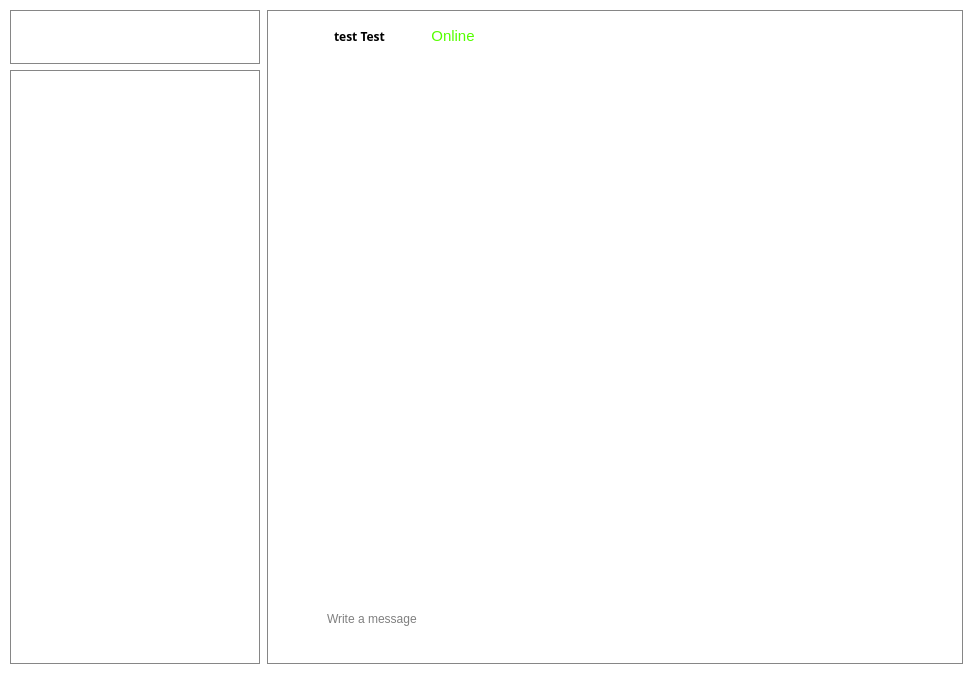
This is src/chatwindow.ui in aligrand/Zapchat as Qt 5 draws it before an edit. The edited form follows.
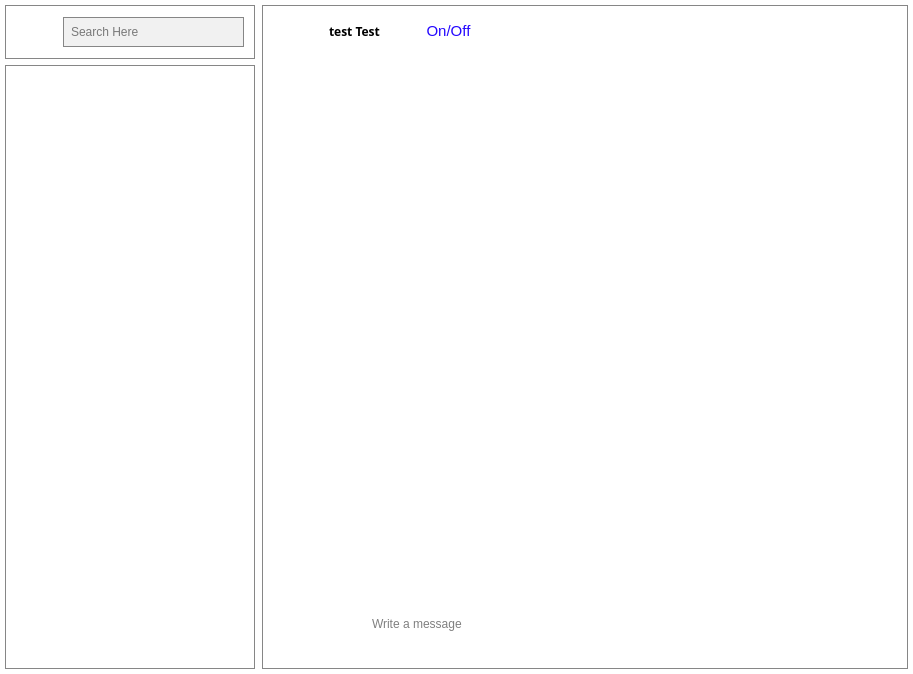
This is the edited form. Icons and pictures are not drawn.

What changed in the file:
```diff
--- a/src/chatwindow.ui
+++ b/src/chatwindow.ui
@@ -6,7 +6,7 @@
    <rect>
     <x>0</x>
     <y>0</y>
-    <width>973</width>
+    <width>913</width>
     <height>674</height>
    </rect>
   </property>
@@ -22,22 +22,22 @@
   </property>
   <layout class="QGridLayout" name="gridLayout">
    <property name="leftMargin">
-    <number>10</number>
+    <number>5</number>
    </property>
    <property name="topMargin">
-    <number>10</number>
+    <number>5</number>
    </property>
    <property name="rightMargin">
-    <number>10</number>
+    <number>5</number>
    </property>
    <property name="bottomMargin">
-    <number>10</number>
+    <number>5</number>
    </property>
    <property name="horizontalSpacing">
     <number>7</number>
    </property>
    <item row="1" column="0">
-    <widget class="QWidget" name="items_panel" native="true">
+    <widget class="QWidget" name="room_panel" native="true">
      <property name="sizePolicy">
       <sizepolicy hsizetype="Expanding" vsizetype="Preferred">
        <horstretch>0</horstretch>
@@ -61,6 +61,28 @@
 border-width: 1px;
 border-color: rgb(134, 134, 134);</string>
      </property>
+     <layout class="QVBoxLayout" name="verticalLayout_2">
+      <property name="leftMargin">
+       <number>5</number>
+      </property>
+      <property name="topMargin">
+       <number>5</number>
+      </property>
+      <property name="rightMargin">
+       <number>5</number>
+      </property>
+      <property name="bottomMargin">
+       <number>5</number>
+      </property>
+      <item>
+       <widget class="QListWidget" name="listWidget_2">
+        <property name="styleSheet">
+         <string notr="true">border-width:0px;
+</string>
+        </property>
+       </widget>
+      </item>
+     </layout>
     </widget>
    </item>
    <item row="0" column="0">
@@ -96,7 +118,7 @@
        <number>2</number>
       </property>
       <property name="rightMargin">
-       <number>2</number>
+       <number>11</number>
       </property>
       <property name="bottomMargin">
        <number>2</number>
@@ -130,64 +152,26 @@
        </widget>
       </item>
       <item>
-       <widget class="QPushButton" name="roomsButton">
-        <property name="sizePolicy">
-         <sizepolicy hsizetype="Minimum" vsizetype="Preferred">
-          <horstretch>0</horstretch>
-          <verstretch>0</verstretch>
-         </sizepolicy>
-        </property>
-        <property name="styleSheet">
-         <string notr="true">QPushButton {
-	border-style: solid;
-	border-width: 0px;
-	border-radius: 10px;
-	width: 50px;
-	height: 50px;
-}
-
-QPushButton:hover {
-	
-	background-color: rgb(190, 190, 190);
-}</string>
-        </property>
-        <property name="icon">
-         <iconset>
-          <normaloff>../res/icon/room_icon.png</normaloff>../res/icon/room_icon.png</iconset>
-        </property>
-       </widget>
-      </item>
-      <item>
-       <widget class="QPushButton" name="searchButton">
-        <property name="sizePolicy">
-         <sizepolicy hsizetype="Minimum" vsizetype="Preferred">
-          <horstretch>0</horstretch>
-          <verstretch>0</verstretch>
-         </sizepolicy>
-        </property>
+       <widget class="QLineEdit" name="lineEdit">
         <property name="minimumSize">
          <size>
           <width>0</width>
-          <height>0</height>
+          <height>30</height>
          </size>
         </property>
         <property name="styleSheet">
-         <string notr="true">QPushButton {
-	border-style: solid;
-	border-width: 0px;
-	border-radius: 10px;
-	width: 50px;
-	height: 50px;
-}
-
-QPushButton:hover {
-	
-	background-color: rgb(190, 190, 190);
-}</string>
+         <string notr="true">padding-left:5px;
+background-color: rgb(241, 241, 241);
+vorder-width:0px;</string>
         </property>
-        <property name="icon">
-         <iconset>
-          <normaloff>../res/icon/search_icon.png</normaloff>../res/icon/search_icon.png</iconset>
+        <property name="frame">
+         <bool>true</bool>
+        </property>
+        <property name="cursorPosition">
+         <number>0</number>
+        </property>
+        <property name="placeholderText">
+         <string>Search Here</string>
         </property>
        </widget>
       </item>
@@ -351,12 +335,12 @@
             </font>
            </property>
            <property name="styleSheet">
-            <string notr="true">color: rgb(85, 255, 0);
+            <string notr="true">color: rgb(36, 7, 255);
 
 border-width:0px;</string>
            </property>
            <property name="text">
-            <string>Online</string>
+            <string>On/Off</string>
            </property>
            <property name="alignment">
             <set>Qt::AlignCenter</set>
@@ -456,13 +440,7 @@
        </widget>
       </item>
       <item>
-       <widget class="QListView" name="listView">
-        <property name="minimumSize">
-         <size>
-          <width>500</width>
-          <height>0</height>
-         </size>
-        </property>
+       <widget class="QListWidget" name="listWidget">
         <property name="styleSheet">
          <string notr="true">border-width:0px;
 </string>
@@ -516,6 +494,38 @@
          <property name="bottomMargin">
           <number>10</number>
          </property>
+         <item>
+          <widget class="QPushButton" name="pushButton_2">
+           <property name="maximumSize">
+            <size>
+             <width>50</width>
+             <height>50</height>
+            </size>
+           </property>
+           <property name="toolTip">
+            <string>&lt;html&gt;&lt;head/&gt;&lt;body&gt;&lt;p&gt;&lt;span style=&quot; font-weight:600;&quot;&gt;Forward: &lt;/span&gt;&amp;quot;&amp;quot;&lt;/p&gt;&lt;p&gt;&lt;span style=&quot; font-weight:600;&quot;&gt;Reply:&lt;/span&gt; &amp;quot;&amp;quot;&lt;/p&gt;&lt;/body&gt;&lt;/html&gt;</string>
+           </property>
+           <property name="styleSheet">
+            <string notr="true">QPushButton {
+	border-style: solid;
+	border-width: 0px;
+	width: 50px;
+	height: 50px;
+	
+	background-color: rgb(255, 255, 255);
+}
+
+QPushButton:hover {
+	
+	background-color: rgb(190, 190, 190);
+}</string>
+           </property>
+           <property name="icon">
+            <iconset>
+             <normaloff>../res/icon/forvard_reply_icon.png</normaloff>../res/icon/forvard_reply_icon.png</iconset>
+           </property>
+          </widget>
+         </item>
          <item>
           <widget class="QPushButton" name="attachmentButton">
            <property name="maximumSize">
@@ -524,6 +534,9 @@
              <height>50</height>
             </size>
            </property>
+           <property name="toolTip">
+            <string>&lt;html&gt;&lt;head/&gt;&lt;body&gt;&lt;p&gt;&lt;span style=&quot; font-weight:600;&quot;&gt;Image: &lt;/span&gt;&amp;quot;&amp;quot;&lt;/p&gt;&lt;p&gt;&lt;span style=&quot; font-weight:600;&quot;&gt;Video: &lt;/span&gt;&amp;quot;&amp;quot;&lt;/p&gt;&lt;p&gt;&lt;span style=&quot; font-weight:600;&quot;&gt;Audio: &lt;/span&gt;&amp;quot;&amp;quot;&lt;/p&gt;&lt;p&gt;&lt;span style=&quot; font-weight:600;&quot;&gt;File: &lt;/span&gt;&amp;quot;&amp;quot;&lt;/p&gt;&lt;/body&gt;&lt;/html&gt;</string>
+           </property>
            <property name="styleSheet">
             <string notr="true">QPushButton {
 	border-style: solid;
```
